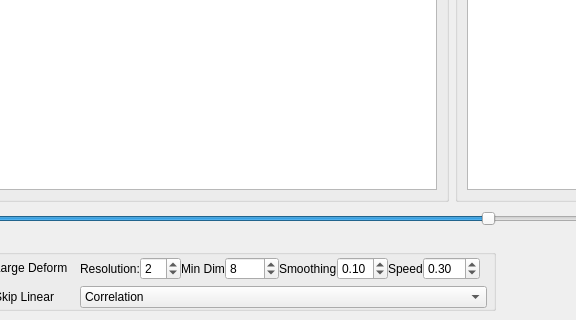
This is regtoolbox.ui in frankyeh/DSI-Studio as Qt 5 draws it before an edit; both pictures show x 152 to 728 and y 454 to 774 of the 1208 by 774 pixel window. The edited form follows.
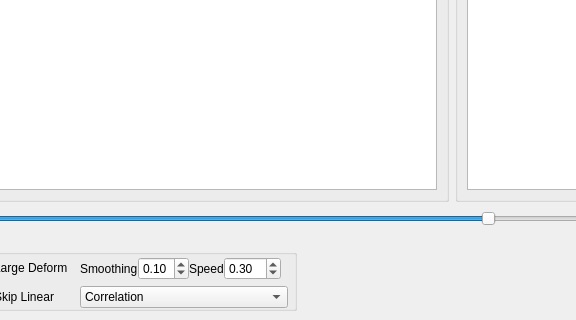
This is the edited form. Icons and pictures are not drawn.

```diff
--- a/regtoolbox.ui
+++ b/regtoolbox.ui
@@ -428,46 +428,6 @@
                <property name="bottomMargin">
                 <number>0</number>
                </property>
-               <item>
-                <widget class="QLabel" name="label_5">
-                 <property name="toolTip">
-                  <string>&lt;html&gt;&lt;head/&gt;&lt;body&gt;&lt;p&gt;Registration resolution. Smaller values will increase registration details but takes more time.&lt;/p&gt;&lt;/body&gt;&lt;/html&gt;</string>
-                 </property>
-                 <property name="text">
-                  <string>Resolution:</string>
-                 </property>
-                </widget>
-               </item>
-               <item>
-                <widget class="QSpinBox" name="resolution">
-                 <property name="minimum">
-                  <number>1</number>
-                 </property>
-                 <property name="value">
-                  <number>2</number>
-                 </property>
-                </widget>
-               </item>
-               <item>
-                <widget class="QLabel" name="label_10">
-                 <property name="text">
-                  <string>Min Dim</string>
-                 </property>
-                </widget>
-               </item>
-               <item>
-                <widget class="QSpinBox" name="min_reso">
-                 <property name="minimum">
-                  <number>4</number>
-                 </property>
-                 <property name="maximum">
-                  <number>1024</number>
-                 </property>
-                 <property name="value">
-                  <number>8</number>
-                 </property>
-                </widget>
-               </item>
                <item>
                 <widget class="QLabel" name="label_7">
                  <property name="text">
```
